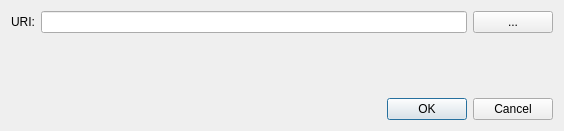
ChainCoinUnlimited/ChainCoin, file src/qt/forms/openuridialog.ui: the form before one commit.
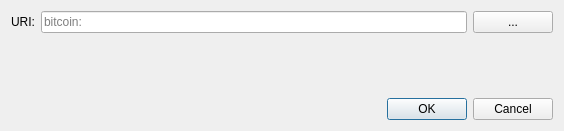
The form after the commit. Custom widgets are drawn as their Qt base class.

Commit message:
gui: Move static placeholder texts to forms
There was an issue around the time of Qt 4.6 when placeholder text was
introduced, that caused a compile failure when it was specified in the
form.

As a workaround the placeholder texts were moved to the code.

Qt 4 hasn't been relevant to us for ages. So move all (non-parametrized)
placeholder texts to the form files instead.

It's better to keep this kind of text content together. Makes sure
translate/no-translate status is kept as it is.

Diff of the .ui file:
```diff
--- a/src/qt/forms/openuridialog.ui
+++ b/src/qt/forms/openuridialog.ui
@@ -24,7 +24,11 @@
       </widget>
      </item>
      <item>
-      <widget class="QValidatedLineEdit" name="uriEdit"/>
+      <widget class="QValidatedLineEdit" name="uriEdit">
+       <property name="placeholderText">
+        <string notr="true">bitcoin:</string>
+       </property>
+      </widget>
      </item>
      <item>
       <widget class="QPushButton" name="selectFileButton">
```
The commit also changes 7 other files.
